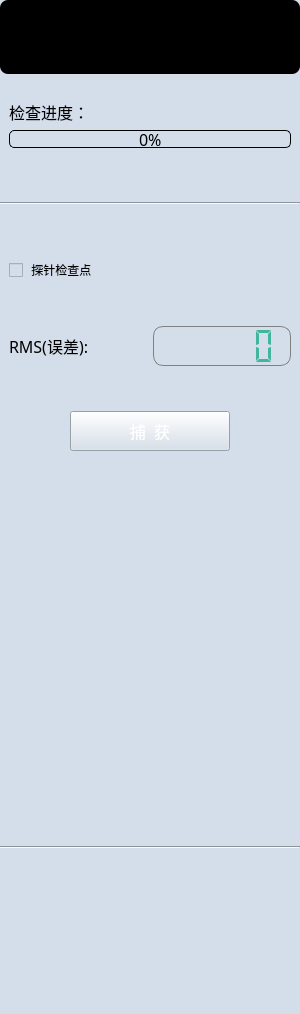
This is Plugins/org.mitk.lancet.roboticsregistrationsaccuracy/src/internal/QRoboticsRegistrationsAccuracyControls.ui in zhaomengxiao/LancetMITK-Adition as Qt 5 draws it before an edit. The edited form follows.
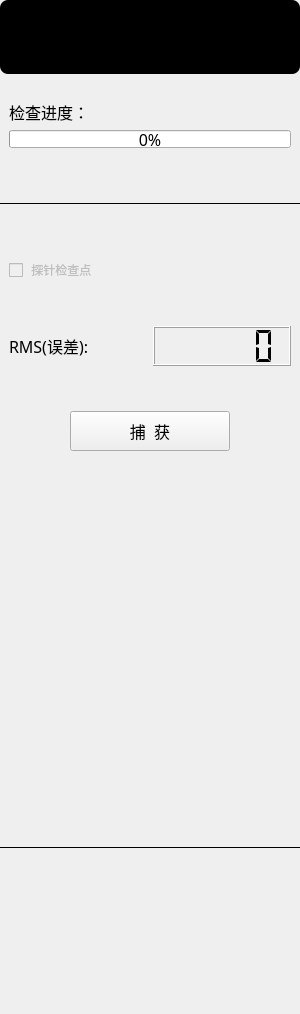
This is the edited form. Icons and pictures are not drawn.

```diff
--- a/Plugins/org.mitk.lancet.roboticsregistrationsaccuracy/src/internal/QRoboticsRegistrationsAccuracyControls.ui
+++ b/Plugins/org.mitk.lancet.roboticsregistrationsaccuracy/src/internal/QRoboticsRegistrationsAccuracyControls.ui
@@ -32,7 +32,7 @@
    <string>硬件准备</string>
   </property>
   <property name="styleSheet">
-   <string notr="true">background:#d4deea;</string>
+   <string notr="true"/>
   </property>
   <property name="currentIndex" stdset="0">
    <number>0</number>
@@ -136,29 +136,7 @@
          </font>
         </property>
         <property name="styleSheet">
-         <string notr="true">QProgressBar {
-	/* 外边框 */
-	border:1px solid black;
-	
-	/* 倒角 */
-	border-radius:5px;
-	
-	background-image: url(:/org.mitk.lancet.roboticsregistrationsaccuracy/image/scrool.png);
-	/* 字体对齐方式 */
-	text-align:center;
-}
-
-/* 进度条 */
-QProgressBar::chunk {
-	/* 颜色 */
-	background-color:rgb(0, 183, 138);
-	
-	/* 步进距离 */
-	width:5px;
-	
-	/* 进度条中间空白区域宽度 */
-	margin:1px;
-}</string>
+         <string notr="true"/>
         </property>
         <property name="value">
          <number>0</number>
@@ -189,8 +167,10 @@
        </size>
       </property>
       <property name="styleSheet">
-       <string notr="true">border-image: url(:/org.mitk.lancet.roboticsregistrationsaccuracy/image/fenge.png);
-</string>
+       <string notr="true"/>
+      </property>
+      <property name="frameShadow">
+       <enum>QFrame::Plain</enum>
       </property>
       <property name="orientation">
        <enum>Qt::Horizontal</enum>
@@ -230,14 +210,7 @@
          </sizepolicy>
         </property>
         <property name="styleSheet">
-         <string notr="true">QCheckBox::indicator:unchecked {image: url(:/org.mitk.lancet.roboticsregistrationsaccuracy/image/radio.png);}
-QCheckBox{
-	font: 18px &quot;黑体&quot;;
-    color:black;
-}
-QCheckBox::indicator:hover {image: url(:/org.mitk.lancet.roboticsregistrationsaccuracy/image/radio_on.png);}
-QCheckBox::indicator:checked {image: url(:/org.mitk.lancet.roboticsregistrationsaccuracy/image/radio_success.png);}
-</string>
+         <string notr="true"/>
         </property>
         <property name="text">
          <string> 探针检查点</string>
@@ -295,10 +268,7 @@
          </font>
         </property>
         <property name="styleSheet">
-         <string notr="true">color: rgb(66, 181, 158);
-border: 1px solid gray;
-border-radius: 10px;
-border-image: url(:/org.mitk.lancet.roboticsregistrationsaccuracy/image/value.png);</string>
+         <string notr="true"/>
         </property>
         <property name="smallDecimalPoint">
          <bool>true</bool>
@@ -359,24 +329,7 @@
          </font>
         </property>
         <property name="styleSheet">
-         <string notr="true">QPushButton{
-	border-image: url(:/org.mitk.lancet.roboticsregistrationsaccuracy/image/default.png);
-	color:white;
-}
-QPushButton::hover
-{
-	border-image: url(:/org.mitk.lancet.roboticsregistrationsaccuracy/image/on.png);
-	color:balck;
-}
-QPushButton::disabled
-{
-	border-image: url(:/org.mitk.lancet.roboticsregistrationsaccuracy/image/disabled.png);	
-	color: rgb(153, 153, 153);
-}
-QPushButton::pressed { 
-	padding-left:6px;
-	padding-top:6px;
-}</string>
+         <string notr="true"/>
         </property>
         <property name="text">
          <string>捕  获</string>
@@ -420,8 +373,10 @@
        </size>
       </property>
       <property name="styleSheet">
-       <string notr="true">border-image: url(:/org.mitk.lancet.roboticsregistrationsaccuracy/image/fenge.png);
-</string>
+       <string notr="true"/>
+      </property>
+      <property name="frameShadow">
+       <enum>QFrame::Plain</enum>
       </property>
       <property name="orientation">
        <enum>Qt::Horizontal</enum>
```
Left out of the diff: 4 changed lines with no effect on the pictures.
